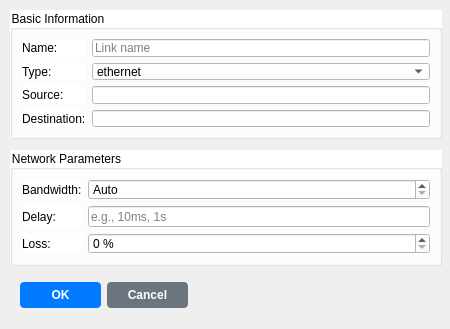
This is netflux5g-editor/src/gui/ui/Link_properties.ui in adaptivenetworklab/NetFlux5G as Qt 5 draws it before an edit. The edited form follows.
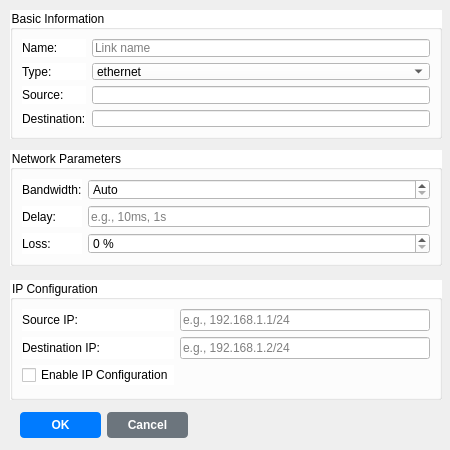
This is the edited form.

Patch:
```diff
--- a/netflux5g-editor/src/gui/ui/Link_properties.ui
+++ b/netflux5g-editor/src/gui/ui/Link_properties.ui
@@ -7,7 +7,7 @@
     <x>0</x>
     <y>0</y>
     <width>450</width>
-    <height>329</height>
+    <height>450</height>
    </rect>
   </property>
   <property name="windowTitle">
@@ -194,11 +194,70 @@
      </item>
     </layout>
    </widget>
+   <widget class="QGroupBox" name="groupBox_ip">
+    <property name="geometry">
+     <rect>
+      <x>10</x>
+      <y>280</y>
+      <width>432</width>
+      <height>120</height>
+     </rect>
+    </property>
+    <property name="styleSheet">
+     <string notr="true">background-color: rgb(255, 255, 255);</string>
+    </property>
+    <property name="title">
+     <string>IP Configuration</string>
+    </property>
+    <layout class="QGridLayout" name="gridLayout_ip">
+     <item row="0" column="0">
+      <widget class="QLabel" name="label_source_ip">
+       <property name="text">
+        <string>Source IP:</string>
+       </property>
+      </widget>
+     </item>
+     <item row="0" column="1">
+      <widget class="QLineEdit" name="lineEdit_source_ip">
+       <property name="styleSheet">
+        <string notr="true">background-color: rgb(255, 255, 255);</string>
+       </property>
+       <property name="placeholderText">
+        <string>e.g., 192.168.1.1/24</string>
+       </property>
+      </widget>
+     </item>
+     <item row="1" column="0">
+      <widget class="QLabel" name="label_dest_ip">
+       <property name="text">
+        <string>Destination IP:</string>
+       </property>
+      </widget>
+     </item>
+     <item row="1" column="1">
+      <widget class="QLineEdit" name="lineEdit_dest_ip">
+       <property name="styleSheet">
+        <string notr="true">background-color: rgb(255, 255, 255);</string>
+       </property>
+       <property name="placeholderText">
+        <string>e.g., 192.168.1.2/24</string>
+       </property>
+      </widget>
+     </item>
+     <item row="2" column="0">
+      <widget class="QCheckBox" name="checkBox_enable_ip">
+       <property name="text">
+        <string>Enable IP Configuration</string>
+       </property>
+      </widget>
+     </item>
+    </layout>
+   </widget>
    <widget class="QWidget" name="gridLayoutWidget">
     <property name="geometry">
      <rect>
       <x>20</x>
-      <y>280</y>
+      <y>410</y>
       <width>168</width>
       <height>31</height>
      </rect>
```
